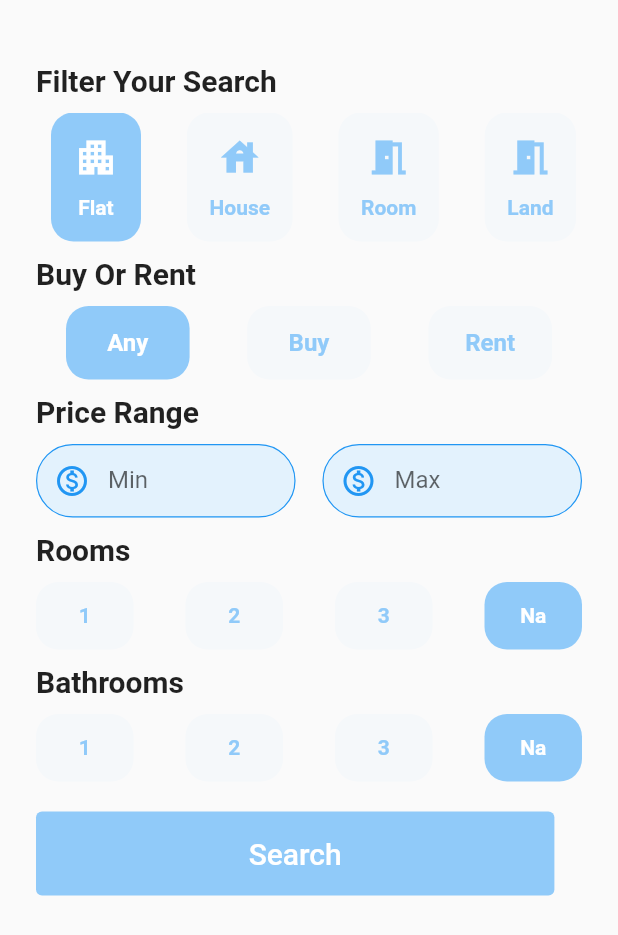
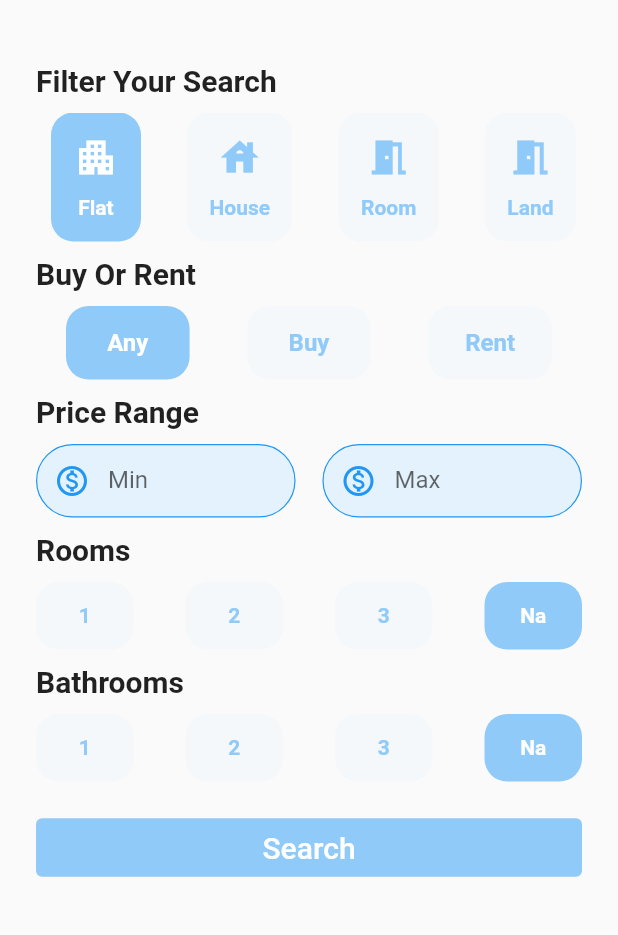
Before and after one commit to Sachitbansal/Property_Dealers_final, a Flutter app: the Filter widget shown alone on an empty page, opened directly with empty values, on a phone screen of 412 x 824 dp. Shown: the top 935 px of the screen. Run offline on Flutter 3.47's test engine with Material 2 defaults, Android fonts, the phone set to English and light mode, and no system bars; our stand-ins replace carousel_slider, cloud_firestore, connectivity_plus, firebase_auth, firebase_core, firebase_crashlytics and 8 more; missing offline and left inert: flutter_carousel_slider; accounts and stored records are empty; network calls fail; Roboto replaces fonts that are missing (Play).

Commit message:
changes in add screen and made search button cover full width in filter screen

```diff
--- a/lib/pages/add.dart
+++ b/lib/pages/add.dart
@@ -796,6 +796,10 @@ class _AddState extends State<Add> {
                             if (_formKey.currentState!.validate() &&
                                 _image != null) {
                               uploadFunction(_image!);
+                            } else if (_image == null){
+                              showSnackBar('Please Select Images', Duration(milliseconds: 1000));
+                            } else {
+                              showSnackBar('Please fill all fields', Duration(milliseconds: 1000));
                             }
                           },
                         ),
--- a/lib/pages/filter.dart
+++ b/lib/pages/filter.dart
@@ -302,14 +302,10 @@ class _FilterState extends State<Filter> {
                 backgroundColor:
                     MaterialStateProperty.all<Color>(Colors.blue[200]!),
                 alignment: Alignment.center),
-            child: SizedBox(
-              height: 40,
-              width: size.width * .8,
-              child: const Center(
-                child: Text(
-                  'Search',
-                  style: TextStyle(color: Colors.white, fontSize: 20),
-                ),
+            child: const Center(
+              child: Text(
+                'Search',
+                style: TextStyle(color: Colors.white, fontSize: 20),
               ),
             ),
             onPressed: () {
```
